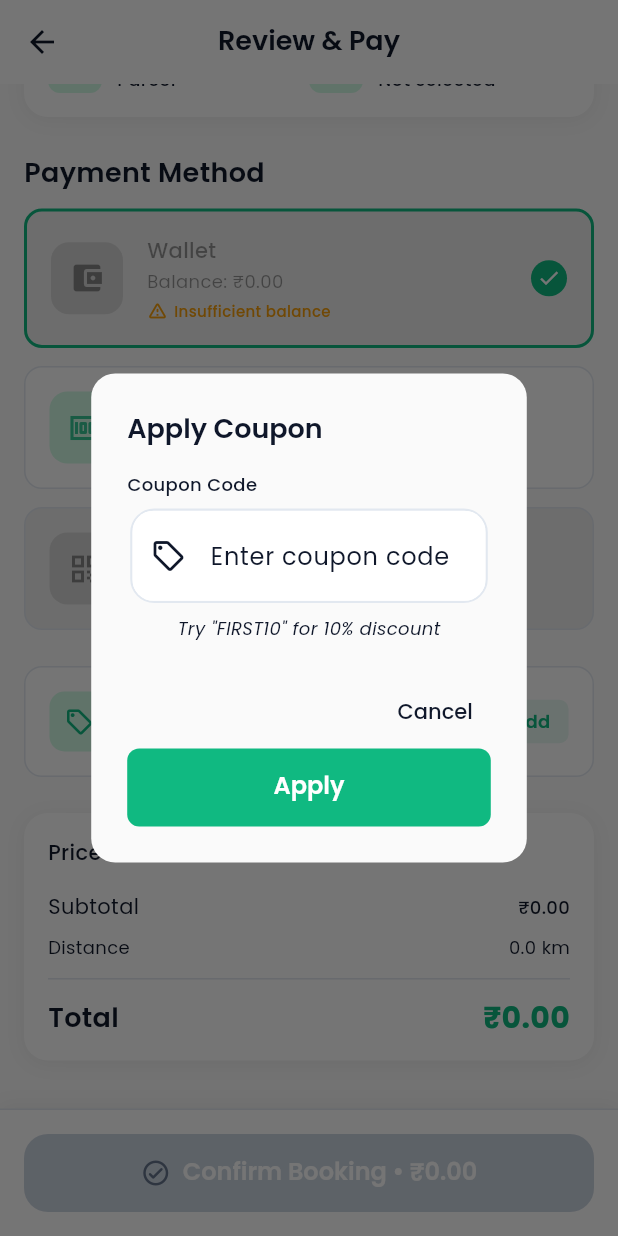
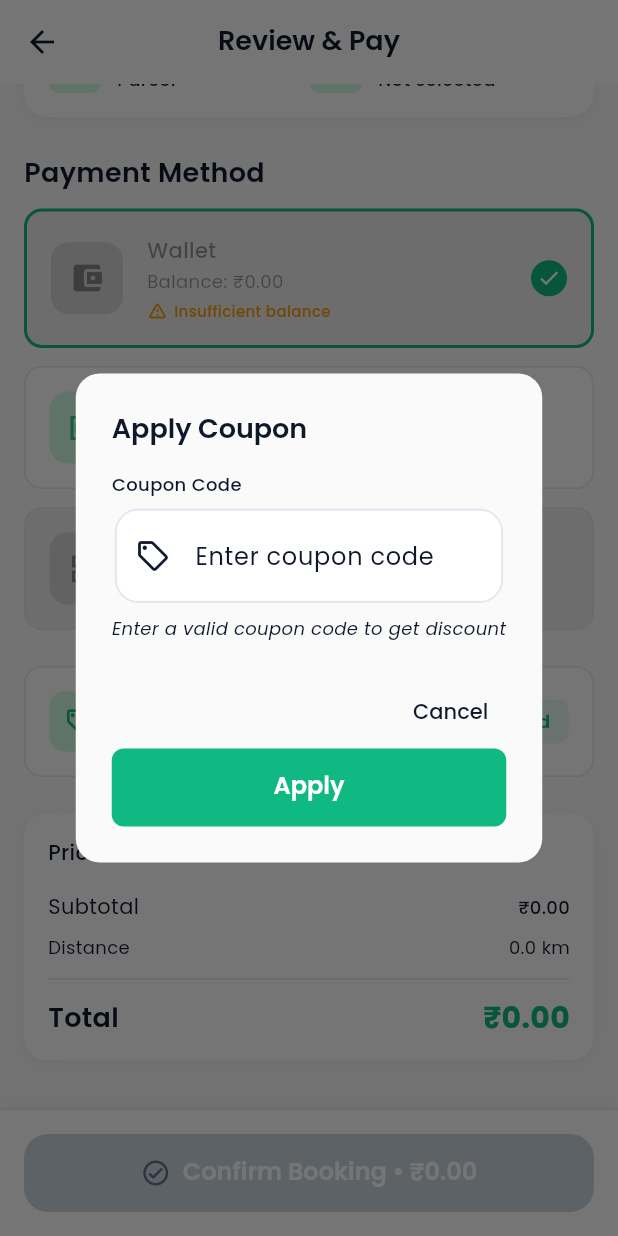
Before and after one commit to Nivs4796/SendIt, a Flutter app: the PaymentView screen opened by its route, scrolled down 219 dp, after a tap on "Apply Coupon", on a phone screen of 412 x 824 dp. Run offline on Flutter 3.47's test engine with Material 3 defaults, Android fonts, the phone set to English and light mode, and no system bars; our stand-ins replace dio, flutter_spinkit, geocoding, geolocator, get, get_storage and 5 more; accounts and stored records are empty; network calls fail.

Commit message:
feat(user_app): integrate coupon validation API
- Added CouponRepository integration in BookingController
- Replaced placeholder coupon logic with actual API validation
- Added appliedCoupon observable for displaying coupon details
- Added isValidatingCoupon state for loading indicator
- Added removeCoupon() method for clearing applied coupon
- Updated payment_view with loading state during validation
- Shows coupon description and savings amount when applied
- Clears coupon when locations/vehicle changes (price recalculation)

```diff
--- a/user_app/lib/app/modules/booking/views/payment_view.dart
+++ b/user_app/lib/app/modules/booking/views/payment_view.dart
@@ -485,9 +485,10 @@ class PaymentView extends GetView<BookingController> {
 
     return Obx(() {
       final hasCoupon = controller.couponCode.value.isNotEmpty;
+      final isValidating = controller.isValidatingCoupon.value;
 
       return GestureDetector(
-        onTap: () => _showCouponDialog(context),
+        onTap: isValidating ? null : () => _showCouponDialog(context),
         child: Container(
           padding: const EdgeInsets.all(16),
           decoration: BoxDecoration(
@@ -514,7 +515,17 @@ class PaymentView extends GetView<BookingController> {
                       : theme.colorScheme.primaryContainer,
                   borderRadius: BorderRadius.circular(10),
                 ),
-                child: Icon(
+                child: isValidating
+                    ? Padding(
+                        padding: const EdgeInsets.all(10),
+                        child: CircularProgressIndicator(
+                          strokeWidth: 2,
+                          valueColor: AlwaysStoppedAnimation<Color>(
+                            theme.colorScheme.primary,
+                          ),
+                        ),
+                      )
+                    : Icon(
                         Icons.local_offer_outlined,
                         size: 20,
                         color: hasCoupon
@@ -528,7 +539,11 @@ class PaymentView extends GetView<BookingController> {
                   crossAxisAlignment: CrossAxisAlignment.start,
                   children: [
                     Text(
-                      hasCoupon ? controller.couponCode.value : 'Apply Coupon',
+                      isValidating
+                          ? 'Validating...'
+                          : hasCoupon
+                              ? controller.couponCode.value
+                              : 'Apply Coupon',
                       style: AppTextStyles.labelLarge.copyWith(
                         color: hasCoupon
                             ? AppColors.successDark
@@ -542,12 +557,19 @@ class PaymentView extends GetView<BookingController> {
                           color: AppColors.success,
                         ),
                       ),
+                    if (hasCoupon && controller.appliedCoupon.value != null)
+                      Text(
+                        controller.appliedCoupon.value!.bannerSubtitle,
+                        style: AppTextStyles.caption.copyWith(
+                          color: theme.colorScheme.onSurfaceVariant,
+                        ),
+                      ),
                   ],
                 ),
               ),
-              if (hasCoupon)
+              if (hasCoupon && !isValidating)
                 GestureDetector(
-                  onTap: () => controller.applyCoupon(''),
+                  onTap: () => controller.removeCoupon(),
                   child: Container(
                     padding: const EdgeInsets.all(4),
                     decoration: BoxDecoration(
@@ -561,7 +583,7 @@ class PaymentView extends GetView<BookingController> {
                     ),
                   ),
                 )
-              else
+              else if (!isValidating)
                 Container(
                   padding:
                       const EdgeInsets.symmetric(horizontal: 12, vertical: 6),
@@ -786,7 +808,7 @@ class PaymentView extends GetView<BookingController> {
             ),
             const SizedBox(height: 8),
             Text(
-              'Try "FIRST10" for 10% discount',
+              'Enter a valid coupon code to get discount',
               style: AppTextStyles.caption.copyWith(
                 color: theme.colorScheme.onSurfaceVariant,
                 fontStyle: FontStyle.italic,
@@ -807,10 +829,10 @@ class PaymentView extends GetView<BookingController> {
           ElevatedButton(
             onPressed: () {
               final code = couponController.text.trim();
+              Get.back();
               if (code.isNotEmpty) {
                 controller.applyCoupon(code);
               }
-              Get.back();
             },
             style: ElevatedButton.styleFrom(
               backgroundColor: theme.colorScheme.primary,
```
Also changed, not shown: user_app/lib/app/modules/booking/controllers/booking_controller.dart (+90 -23 lines). Lines whose indentation alone changed are shown as unchanged.
